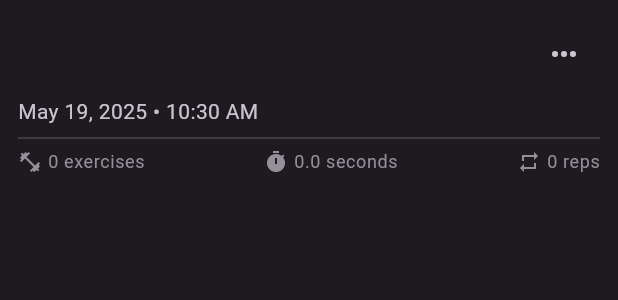
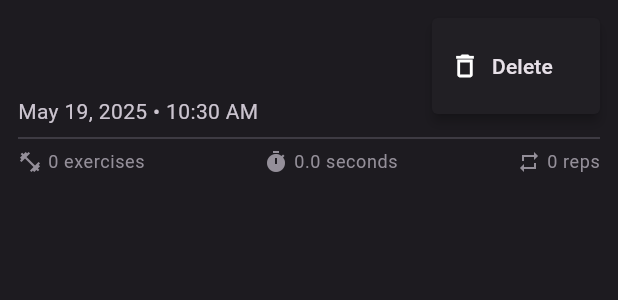
Before and after one commit to shareefhadid/traak, a Flutter app: the WorkoutCard widget shown alone on an empty page, opened directly with empty values, after a tap on the "keyboard control" icon, on a phone screen of 412 x 824 dp. Shown: the top 300 px of the screen. Run offline on Flutter 3.47's test engine with Material 3 defaults, Android fonts, the phone set to English and light mode, and no system bars; our stand-ins replace go_router, isar; accounts and stored records are empty; generated files the repository leaves out were written again.

Commit message:
added delete workout functionality

```diff
--- a/lib/features/history/components/workout_card.dart
+++ b/lib/features/history/components/workout_card.dart
@@ -3,11 +3,27 @@ import 'package:intl/intl.dart';
 import 'package:traak/shared/constants/spacing.dart';
 import 'package:traak/shared/models/workout.dart';
 import 'package:traak/features/history/components/workout_info_item.dart';
+import 'package:traak/shared/components/confirmation_dialog.dart';
 
 class WorkoutCard extends StatelessWidget {
+  const WorkoutCard({super.key, required this.workout, required this.onDelete});
 
-  const WorkoutCard({super.key, required this.workout});
   final Workout workout;
+  final Future<void> Function(Workout workout) onDelete;
+
+  Future<void> _handleDelete(BuildContext context) async {
+    final confirmed = await ConfirmationDialog.show(
+      context: context,
+      title: 'Delete Workout',
+      message: 'Are you sure you want to delete this workout?',
+      confirmText: 'Delete',
+      cancelText: 'Cancel',
+    );
+
+    if (confirmed == true) {
+      await onDelete(workout);
+    }
+  }
 
   @override
   Widget build(BuildContext context) {
@@ -41,9 +57,27 @@ class WorkoutCard extends StatelessWidget {
                     style: TextTheme.of(context).titleMedium,
                   ),
                 ),
-                IconButton(
-                  onPressed: () {},
+                PopupMenuButton<String>(
+                  useRootNavigator: true,
                   icon: const Icon(Icons.more_horiz),
+                  onSelected: (value) {
+                    if (value == 'delete') {
+                      _handleDelete(context);
+                    }
+                  },
+                  itemBuilder:
+                      (context) => [
+                        const PopupMenuItem(
+                          value: 'delete',
+                          child: Row(
+                            children: [
+                              Icon(Icons.delete_outline, size: 20),
+                              SizedBox(width: Spacing.sm),
+                              Text('Delete'),
+                            ],
+                          ),
+                        ),
+                      ],
                 ),
               ],
             ),
```
Also changed, not shown: lib/features/history/workout_history_screen.dart (+16 -1 lines).
